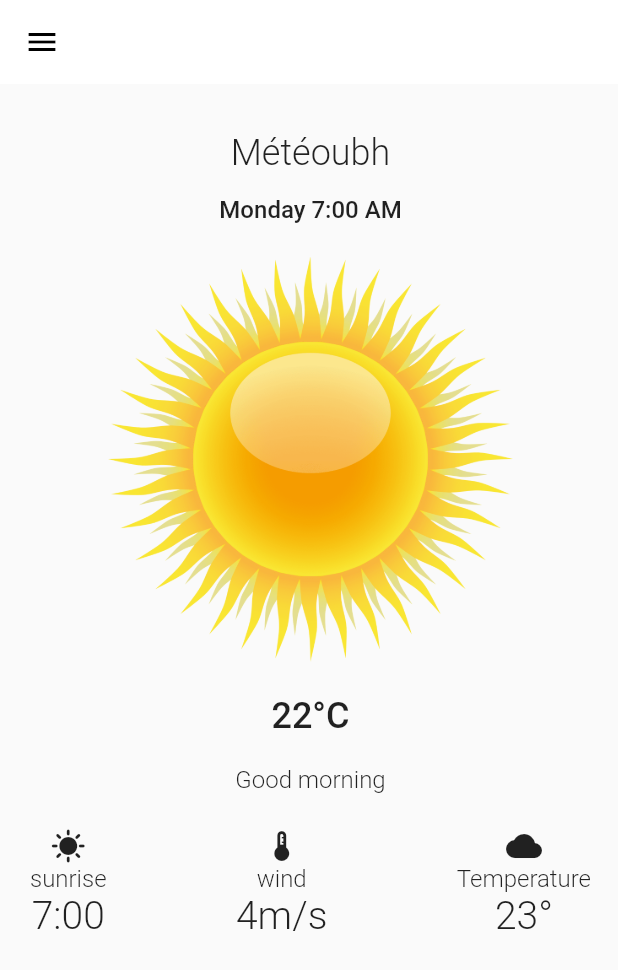
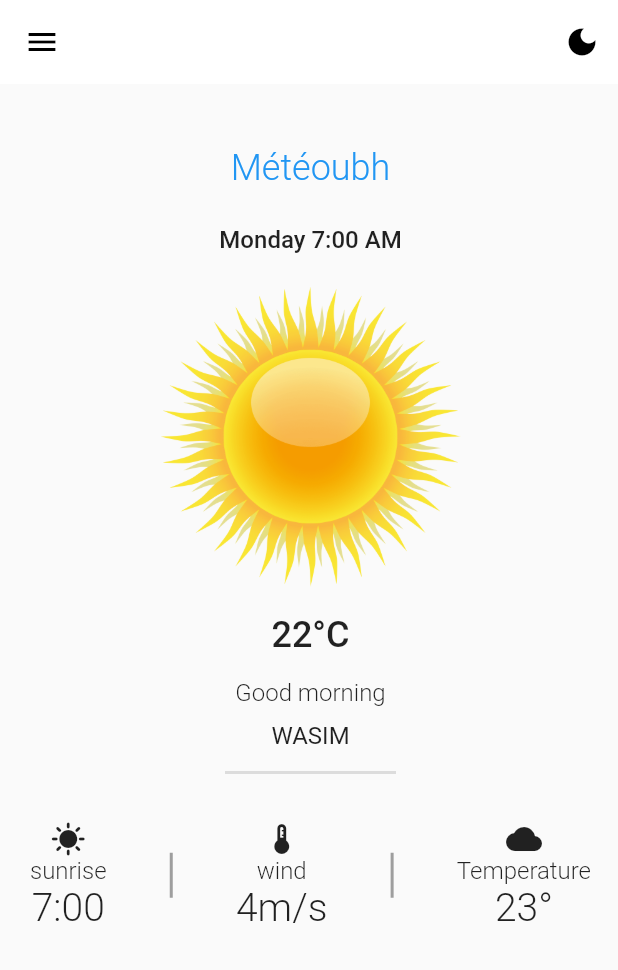
Before and after one commit to Emaahs3/Weather, a Flutter app: the screen it shows after launch, after a tap on "Commencer", on a phone screen of 412 x 824 dp. Shown: the top 970 px of the screen. Run offline on Flutter 3.47's test engine with Material 2 defaults, Android fonts, the phone set to English and light mode, and no system bars.

Commit message:
perform weather page

```diff
--- a/my_weather/lib/screens/home.dart
+++ b/my_weather/lib/screens/home.dart
@@ -14,6 +14,13 @@ class _HomeWeatherState extends State<HomeWeather> {
     return SafeArea(
       child: Scaffold(
         appBar: AppBar(
+          actions: [
+            IconButton(
+              onPressed: () {},
+              icon: Icon(Icons.dark_mode),
+              color: Constant.blackColor,
+            )
+          ],
           backgroundColor: Constant.whiteColor,
           elevation: 0,
           leading: IconButton(
@@ -21,7 +28,8 @@ class _HomeWeatherState extends State<HomeWeather> {
               icon: const Icon(
                 Icons.menu,
                 color: Constant.blackColor,
-                ))),
+              )),
+        ),
         body: Padding(
           padding: const EdgeInsets.only(
             top: 32.0,
@@ -31,10 +39,12 @@ class _HomeWeatherState extends State<HomeWeather> {
           child: Column(
             children: [
               Row(),
-              const Text(
+              TextButton(
+                  onPressed: () {},
+                  child: const Text(
                     "Météoubh",
                     style: TextStyle(fontSize: 24, fontWeight: FontWeight.w300),
-              ),
+                  )),
               const Padding(
                 padding: EdgeInsets.all(14.0),
                 child: Text(
@@ -46,12 +56,12 @@ class _HomeWeatherState extends State<HomeWeather> {
                 padding: const EdgeInsets.all(8.0),
                 child: Image.asset(
                   "assets/sun.png",
-                  width: 270,
-                  height: 270,
+                  width: 200,
+                  height: 200,
                 ),
               ),
               const Padding(
-                padding: EdgeInsets.all(14.0),
+                padding: EdgeInsets.all(10.0),
                 child: Text(
                   "22°C",
                   style: TextStyle(fontSize: 24, fontWeight: FontWeight.w500),
@@ -64,8 +74,21 @@ class _HomeWeatherState extends State<HomeWeather> {
                   style: TextStyle(fontSize: 16, fontWeight: FontWeight.w300),
                 ),
               ),
+              const Padding(
+                padding: EdgeInsets.all(5.0),
+                child: Text(
+                  "WASIM",
+                  style: TextStyle(fontSize: 16, fontWeight: FontWeight.w400),
+                ),
+              ),
+              const Divider(
+                indent: 140,
+                endIndent: 140,
+                height: 20,
+                thickness: 2,
+              ),
               Padding(
-                padding: const EdgeInsets.only(top: 18.0, left: 10, right: 10),
+                padding: const EdgeInsets.only(top: 22.0, left: 10, right: 10),
                 child: Row(
                   mainAxisAlignment: MainAxisAlignment.spaceBetween,
                   children: [
@@ -84,6 +107,11 @@ class _HomeWeatherState extends State<HomeWeather> {
                         ),
                       ],
                     ),
+                    Container(
+                      width: 2,
+                      height: 30,
+                      color: Colors.grey,
+                    ),
                     Column(
                       children: const [
                         Icon(Icons.thermostat),
@@ -98,6 +126,11 @@ class _HomeWeatherState extends State<HomeWeather> {
                               fontSize: 26, fontWeight: FontWeight.w300),
                         ),
                       ],
+                    ),
+                    Container(
+                      width: 2,
+                      height: 30,
+                      color: Colors.grey,
                     ),
                     Column(
                       children: const [
--- a/my_weather/lib/screens/register.dart
+++ b/my_weather/lib/screens/register.dart
@@ -77,7 +77,9 @@ class _RegisterState extends State<Register> {
               const SizedBox(
                 height: 80,
               ),
-              ElevatedButton(
+              Padding(
+                padding: const EdgeInsets.symmetric(horizontal: 20),
+                child: ElevatedButton(
                   onPressed: () {
                     Navigator.push(
                         context,
@@ -85,10 +87,11 @@ class _RegisterState extends State<Register> {
                             builder: (context) => const HomeWeather()));
                   },
                   style: ElevatedButton.styleFrom(
-                  minimumSize: Size(MediaQuery.of(context).size.width / 2,
+                    minimumSize: const Size(double.infinity,
                         48), // Adjust the width and height as needed
                   ),
                   child: const Text("Commencer"),
+                ),
               )
             ],
           )),
```
Lines whose indentation alone changed are shown as unchanged.
